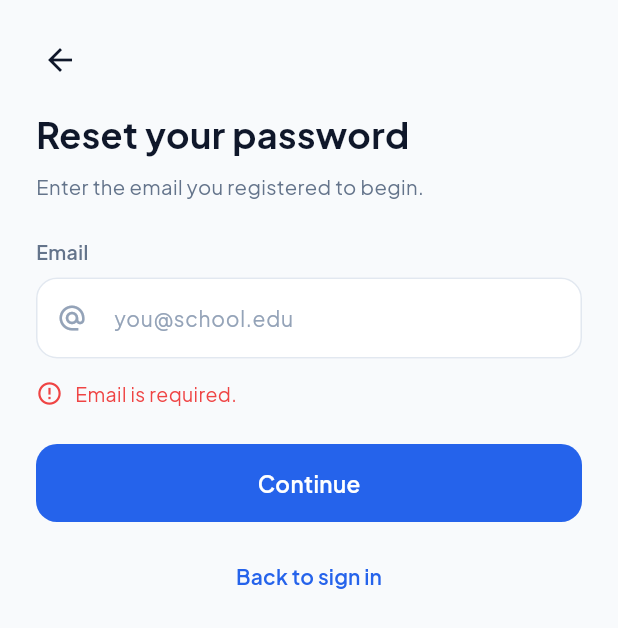
After one commit to Modern-Cipher/it_studymate, a Flutter app: the ForgotPasswordScreen screen opened by its route, after a tap on the "arrow back" icon, after a tap on "Forgot password?", after a tap on "Continue", on a phone screen of 412 x 824 dp. The commit adds this screen. Shown: the top 628 px of the screen. Run offline on Flutter 3.47's test engine with Material 3 defaults, Android fonts, the phone set to English and light mode, and no system bars; our stand-ins replace go_router, google_fonts, material_ui, shared_preferences, sqflite; accounts and stored records are empty.

Commit message:
Add offline forgot password via recovery code

```diff
--- a/lib/router.dart
+++ b/lib/router.dart
@@ -1,6 +1,7 @@
 import 'package:go_router/go_router.dart';
 import 'package:material_ui/material_ui.dart';
 
+import 'screens/auth/forgot_password_screen.dart';
 import 'screens/auth/login_screen.dart';
 import 'screens/auth/register_screen.dart';
 import 'screens/home_shell.dart';
@@ -19,6 +20,11 @@ final GoRouter appRouter = GoRouter(
       builder: (BuildContext context, GoRouterState state) => const LoginScreen(),
     ),
     GoRoute(
+      path: '/forgot',
+      builder: (BuildContext context, GoRouterState state) =>
+          const ForgotPasswordScreen(),
+    ),
+    GoRoute(
       path: '/register',
       builder: (BuildContext context, GoRouterState state) =>
           const RegisterScreen(),
--- /dev/null
+++ b/lib/screens/auth/forgot_password_screen.dart
@@ -0,0 +1,268 @@
+import 'package:go_router/go_router.dart';
+import 'package:material_ui/material_ui.dart';
+import 'package:provider/provider.dart';
+
+import '../../state/auth_provider.dart';
+import '../../theme/app_colors.dart';
+import '../../widgets/app_button.dart';
+import '../../widgets/app_text_field.dart';
+
+class ForgotPasswordScreen extends StatefulWidget {
+  const ForgotPasswordScreen({super.key});
+
+  @override
+  State<ForgotPasswordScreen> createState() => _ForgotPasswordScreenState();
+}
+
+class _ForgotPasswordScreenState extends State<ForgotPasswordScreen> {
+  final TextEditingController _email = TextEditingController();
+  final TextEditingController _code = TextEditingController();
+  final TextEditingController _firstName = TextEditingController();
+  final TextEditingController _lastName = TextEditingController();
+  final TextEditingController _section = TextEditingController();
+  final TextEditingController _password = TextEditingController();
+  final TextEditingController _confirm = TextEditingController();
+
+  int _step = 0;
+  String? _error;
+
+  @override
+  void dispose() {
+    _email.dispose();
+    _code.dispose();
+    _firstName.dispose();
+    _lastName.dispose();
+    _section.dispose();
+    _password.dispose();
+    _confirm.dispose();
+    super.dispose();
+  }
+
+  Future<void> _next() async {
+    final AuthProvider auth = context.read<AuthProvider>();
+    setState(() => _error = null);
+    if (_step == 0) {
+      final String? failure = await auth.startReset(_email.text);
+      if (!mounted) return;
+      if (failure != null) {
+        setState(() => _error = failure);
+        return;
+      }
+      setState(() => _step = 1);
+      return;
+    }
+    if (_step == 1) {
+      final String? failure = auth.resetRequiresCode
+          ? await auth.verifyResetCode(_code.text)
+          : await auth.verifyResetIdentity(
+              firstName: _firstName.text,
+              lastName: _lastName.text,
+              section: _section.text,
+            );
+      if (!mounted) return;
+      if (failure != null) {
+        setState(() => _error = failure);
+        return;
+      }
+      setState(() => _step = 2);
+      return;
+    }
+    final String? failure = await auth.resetPassword(
+      password: _password.text,
+      confirmPassword: _confirm.text,
+    );
+    if (!mounted) return;
+    if (failure != null) {
+      setState(() => _error = failure);
+      return;
+    }
+    ScaffoldMessenger.of(context).showSnackBar(
+      const SnackBar(content: Text('Password updated. You can sign in now.')),
+    );
+    context.go('/login');
+  }
+
+  void _back() {
+    if (_step == 0) {
+      context.go('/login');
+      return;
+    }
+    setState(() {
+      _step = _step - 1;
+      _error = null;
+    });
+  }
+
+  String get _heading {
+    switch (_step) {
+      case 1:
+        return context.read<AuthProvider>().resetRequiresCode
+            ? 'Enter your recovery code'
+            : 'Confirm your details';
+      case 2:
+        return 'Set a new password';
+      default:
+        return 'Reset your password';
+    }
+  }
+
+  String get _subtitle {
+    switch (_step) {
+      case 1:
+        return context.read<AuthProvider>().resetRequiresCode
+            ? 'Use the 8-character code shown when you created your account.'
+            : 'This account has no recovery code. Confirm the details you registered.';
+      case 2:
+        return 'Choose a password that meets all five requirements.';
+      default:
+        return 'Enter the email you registered to begin.';
+    }
+  }
+
+  @override
+  Widget build(BuildContext context) {
+    final AuthProvider auth = context.watch<AuthProvider>();
+    return Scaffold(
+      backgroundColor: AppColors.bg,
+      body: SafeArea(
+        child: SingleChildScrollView(
+          padding: const EdgeInsets.fromLTRB(24, 16, 24, 36),
+          child: Column(
+            crossAxisAlignment: CrossAxisAlignment.start,
+            children: <Widget>[
+              IconButton(
+                onPressed: _back,
+                padding: EdgeInsets.zero,
+                alignment: Alignment.centerLeft,
+                icon: const Icon(Icons.arrow_back, color: AppColors.textPrimary),
+              ),
+              const SizedBox(height: 8),
+              Text(
+                _heading,
+                style: const TextStyle(
+                  fontSize: 24,
+                  fontWeight: FontWeight.w700,
+                  color: AppColors.textPrimary,
+                ),
+              ),
+              const SizedBox(height: 8),
+              Text(
+                _subtitle,
+                style: const TextStyle(
+                  fontSize: 13.5,
+                  height: 1.5,
+                  color: AppColors.textSecondary,
+                ),
+              ),
+              const SizedBox(height: 24),
+              if (_step == 0)
+                AppTextField(
+                  label: 'Email',
+                  controller: _email,
+                  hint: 'you@school.edu',
+                  keyboardType: TextInputType.emailAddress,
+                  prefixIcon: Icons.alternate_email,
+                  textInputAction: TextInputAction.done,
+                  onFieldSubmitted: (String value) => _next(),
+                ),
+              if (_step == 1 && auth.resetRequiresCode)
+                AppTextField(
+                  label: 'Recovery code',
+                  controller: _code,
+                  hint: 'XXXX-XXXX',
+                  prefixIcon: Icons.key_outlined,
+                  textInputAction: TextInputAction.done,
+                  onFieldSubmitted: (String value) => _next(),
+                ),
+              if (_step == 1 && !auth.resetRequiresCode) ...<Widget>[
+                AppTextField(
+                  label: 'First name',
+                  controller: _firstName,
+                  hint: 'Juan',
+                  prefixIcon: Icons.person_outline,
+                  textInputAction: TextInputAction.next,
+                ),
+                const SizedBox(height: 16),
+                AppTextField(
+                  label: 'Last name',
+                  controller: _lastName,
+                  hint: 'Dela Cruz',
+                  prefixIcon: Icons.person_outline,
+                  textInputAction: TextInputAction.next,
+                ),
+                const SizedBox(height: 16),
+                AppTextField(
+                  label: 'Section',
+                  controller: _section,
+                  hint: 'IT-3A',
+                  prefixIcon: Icons.groups_outlined,
+                  textInputAction: TextInputAction.done,
+                  onFieldSubmitted: (String value) => _next(),
+                ),
+              ],
+              if (_step == 2) ...<Widget>[
+                AppTextField(
+                  label: 'New password',
+                  controller: _password,
+                  hint: 'At least 8 characters',
+                  obscure: true,
+                  prefixIcon: Icons.lock_outline,
+                  textInputAction: TextInputAction.next,
+                  onChanged: (String value) => setState(() {}),
+                ),
+                const SizedBox(height: 16),
+                AppTextField(
+                  label: 'Confirm new password',
+                  controller: _confirm,
+                  hint: 'Re-type your password',
+                  obscure: true,
+                  prefixIcon: Icons.lock_reset,
+                  textInputAction: TextInputAction.done,
+                  onFieldSubmitted: (String value) => _next(),
+                ),
+              ],
+              if (_error != null) ...<Widget>[
+                const SizedBox(height: 14),
+                Row(
+                  children: <Widget>[
+                    const Icon(
+                      Icons.error_outline,
+                      size: 18,
+                      color: AppColors.danger,
+                    ),
+                    const SizedBox(width: 8),
+                    Expanded(
+                      child: Text(
+                        _error!,
+                        style: const TextStyle(
+                          fontSize: 13,
+                          color: AppColors.danger,
+                        ),
+                      ),
+                    ),
+                  ],
+                ),
+              ],
+              const SizedBox(height: 24),
+              AppButton(
+                label: _step == 2 ? 'Update password' : 'Continue',
+                onPressed: _next,
+                loading: auth.busy,
+              ),
+              const SizedBox(height: 12),
+              Center(
+                child: TextButton(
+                  onPressed: () => context.go('/login'),
+                  style: TextButton.styleFrom(
+                    foregroundColor: AppColors.primary,
+                  ),
+                  child: const Text('Back to sign in'),
+                ),
+              ),
+            ],
+          ),
+        ),
+      ),
+    );
+  }
+}
--- a/lib/screens/auth/login_screen.dart
+++ b/lib/screens/auth/login_screen.dart
@@ -107,8 +107,24 @@ class _LoginScreenState extends State<LoginScreen> {
                     return null;
                   },
                 ),
+                Align(
+                  alignment: Alignment.centerRight,
+                  child: TextButton(
+                    onPressed: () => context.go('/forgot'),
+                    style: TextButton.styleFrom(
+                      foregroundColor: AppColors.primary,
+                      padding: EdgeInsets.zero,
+                      minimumSize: const Size(0, 36),
+                      tapTargetSize: MaterialTapTargetSize.shrinkWrap,
+                    ),
+                    child: const Text(
+                      'Forgot password?',
+                      style: TextStyle(fontSize: 13, fontWeight: FontWeight.w600),
+                    ),
+                  ),
+                ),
                 if (_error != null) ...<Widget>[
-                  const SizedBox(height: 14),
+                  const SizedBox(height: 4),
                   Row(
                     children: <Widget>[
                       const Icon(
@@ -129,7 +145,7 @@ class _LoginScreenState extends State<LoginScreen> {
                     ],
                   ),
                 ],
-                const SizedBox(height: 24),
+                const SizedBox(height: 20),
                 AppButton(label: 'Sign in', onPressed: _submit, loading: busy),
                 const SizedBox(height: 20),
                 Row(
--- a/lib/services/database_service.dart
+++ b/lib/services/database_service.dart
@@ -8,6 +8,7 @@ import '../models/app_user.dart';
 import '../models/subject.dart';
 import '../models/task.dart';
 import '../utils/app_format.dart';
+import '../utils/recovery_code.dart';
 
 class AuthFailure implements Exception {
   const AuthFailure(this.message);
@@ -24,7 +25,7 @@ class DatabaseService {
   static final DatabaseService instance = DatabaseService._internal();
 
   static const String _dbName = 'it_studymate.db';
-  static const int _dbVersion = 2;
+  static const int _dbVersion = 3;
 
   Database? _database;
 
@@ -36,8 +37,8 @@ class DatabaseService {
     return opened;
   }
 
-  String _hash(String password, String salt) =>
-      sha256.convert(utf8.encode('$salt::$password')).toString();
+  String _hash(String value, String salt) =>
+      sha256.convert(utf8.encode('$salt::$value')).toString();
 
   int _asInt(Object? value) {
     if (value == null) return 0;
@@ -59,11 +60,22 @@ class DatabaseService {
         await _createSchema(db);
       },
       onUpgrade: (Database db, int oldVersion, int newVersion) async {
-        await db.execute('DROP TABLE IF EXISTS sessions');
-        await db.execute('DROP TABLE IF EXISTS tasks');
-        await db.execute('DROP TABLE IF EXISTS subjects');
-        await db.execute('DROP TABLE IF EXISTS users');
-        await _createSchema(db);
+        if (oldVersion < 2) {
+          await db.execute('DROP TABLE IF EXISTS sessions');
+          await db.execute('DROP TABLE IF EXISTS tasks');
+          await db.execute('DROP TABLE IF EXISTS subjects');
+          await db.execute('DROP TABLE IF EXISTS users');
+          await _createSchema(db);
+          return;
+        }
+        if (oldVersion < 3) {
+          await db.execute(
+            "ALTER TABLE users ADD COLUMN recovery_hash TEXT NOT NULL DEFAULT ''",
+          );
+          await db.execute(
+            "ALTER TABLE users ADD COLUMN recovery_salt TEXT NOT NULL DEFAULT ''",
+          );
+        }
       },
     );
   }
@@ -77,6 +89,8 @@ class DatabaseService {
         email TEXT NOT NULL UNIQUE,
         password_hash TEXT NOT NULL,
         salt TEXT NOT NULL,
+        recovery_hash TEXT NOT NULL DEFAULT '',
+        recovery_salt TEXT NOT NULL DEFAULT '',
         course TEXT NOT NULL,
         year_level INTEGER NOT NULL,
         section TEXT NOT NULL,
@@ -138,8 +152,9 @@ class DatabaseService {
     );
     if (rows.isEmpty) return null;
     final Map<String, Object?> row = rows.first;
-    final String salt = row['salt'] as String;
-    if (_hash(password, salt) != row['password_hash']) return null;
+    if (_hash(password, row['salt'] as String) != row['password_hash']) {
+      return null;
+    }
     return AppUser.fromMap(row);
   }
 
@@ -160,6 +175,7 @@ class DatabaseService {
     required String lastName,
     required String email,
     required String password,
+    required String recoveryCode,
     required String course,
     required int yearLevel,
     required String section,
@@ -176,12 +192,16 @@ class DatabaseService {
       throw const AuthFailure('This email is already registered.');
     }
     final String salt = DateTime.now().microsecondsSinceEpoch.toString();
+    final String recoverySalt =
+        '${DateTime.now().microsecondsSinceEpoch}rc';
     final int id = await db.insert('users', <String, Object?>{
       'first_name': firstName.trim(),
       'last_name': lastName.trim(),
       'email': normalized,
       'password_hash': _hash(password, salt),
       'salt': salt,
+      'recovery_hash': _hash(RecoveryCode.normalize(recoveryCode), recoverySalt),
+      'recovery_salt': recoverySalt,
       'course': course.trim(),
       'year_level': yearLevel,
       'section': section.trim(),
@@ -196,6 +216,84 @@ class DatabaseService {
       yearLevel: yearLevel,
       section: section.trim(),
     );
+  }
+
+  Future<bool> accountExists(String email) async {
+    final Database db = await database;
+    final List<Map<String, Object?>> rows = await db.query(
+      'users',
+      columns: <String>['id'],
+      where: 'LOWER(email) = ?',
+      whereArgs: <Object?>[email.trim().toLowerCase()],
+      limit: 1,
+    );
+    return rows.isNotEmpty;
+  }
+
+  Future<bool> hasRecoveryCode(String email) async {
+    final Database db = await database;
+    final List<Map<String, Object?>> rows = await db.query(
+      'users',
+      columns: <String>['recovery_hash'],
+      where: 'LOWER(email) = ?',
+      whereArgs: <Object?>[email.trim().toLowerCase()],
+      limit: 1,
+    );
+    if (rows.isEmpty) return false;
+    final String hash = (rows.first['recovery_hash'] as String?) ?? '';
+    return hash.isNotEmpty;
+  }
+
+  Future<bool> verifyRecoveryCode(String email, String code) async {
+    final Database db = await database;
+    final List<Map<String, Object?>> rows = await db.query(
+      'users',
+      columns: <String>['recovery_hash', 'recovery_salt'],
+      where: 'LOWER(email) = ?',
+      whereArgs: <Object?>[email.trim().toLowerCase()],
+      limit: 1,
+    );
+    if (rows.isEmpty) return false;
+    final String hash = (rows.first['recovery_hash'] as String?) ?? '';
+    final String salt = (rows.first['recovery_salt'] as String?) ?? '';
+    if (hash.isEmpty || salt.isEmpty) return false;
+    return _hash(RecoveryCode.normalize(code), salt) == hash;
+  }
+
+  Future<bool> verifyLegacyIdentity({
+    required String email,
+    required String firstName,
+    required String lastName,
+    required String section,
+  }) async {
+    final Database db = await database;
+    final List<Map<String, Object?>> rows = await db.query(
+      'users',
+      columns: <String>['first_name', 'last_name', 'section'],
+      where: 'LOWER(email) = ?',
+      whereArgs: <Object?>[email.trim().toLowerCase()],
+      limit: 1,
+    );
+    if (rows.isEmpty) return false;
+    final Map<String, Object?> row = rows.first;
+    return (row['first_name'] as String).trim().toLowerCase() ==
+            firstName.trim().toLowerCase() &&
+        (row['last_name'] as String).trim().toLowerCase() ==
+            lastName.trim().toLowerCase() &&
+        (row['section'] as String).trim().toLowerCase() ==
+            section.trim().toLowerCase();
+  }
+
+  Future<bool> updatePassword(String email, String newPassword) async {
+    final Database db = await database;
+    final String salt = DateTime.now().microsecondsSinceEpoch.toString();
+    final int updated = await db.update(
+      'users',
+      <String, Object?>{'password_hash': _hash(newPassword, salt), 'salt': salt},
+      where: 'LOWER(email) = ?',
+      whereArgs: <Object?>[email.trim().toLowerCase()],
+    );
+    return updated > 0;
   }
 
   Future<List<Subject>> subjectsFor(int userId) async {
--- a/lib/state/auth_provider.dart
+++ b/lib/state/auth_provider.dart
@@ -3,7 +3,15 @@ import 'package:flutter/foundation.dart';
 import '../models/app_user.dart';
 import '../services/auth_service.dart';
 import '../services/database_service.dart';
+import '../utils/recovery_code.dart';
 import '../utils/validators.dart';
+
+class ResetTarget {
+  const ResetTarget({required this.email, required this.hasCode});
+
+  final String email;
+  final bool hasCode;
+}
 
 class AuthProvider extends ChangeNotifier {
   AuthProvider({DatabaseService? database, AuthService? session})
@@ -16,11 +24,16 @@ class AuthProvider extends ChangeNotifier {
   AppUser? _user;
   bool _booting = true;
   bool _busy = false;
+  String? _lastRecoveryCode;
+  ResetTarget? _resetTarget;
 
   AppUser? get user => _user;
   bool get booting => _booting;
   bool get busy => _busy;
   bool get isAuthenticated => _user != null;
+  String? get lastRecoveryCode => _lastRecoveryCode;
+  bool get resetRequiresCode => _resetTarget?.hasCode ?? true;
+  String? get resetEmail => _resetTarget?.email;
 
   Future<void> bootstrap() async {
     final int? id = await _session.readSession();
@@ -76,16 +89,19 @@ class AuthProvider extends ChangeNotifier {
     _busy = true;
     notifyListeners();
     try {
+      final String recoveryCode = RecoveryCode.generate();
       final AppUser user = await _database.createUser(
         firstName: firstName.trim(),
         lastName: lastName.trim(),
         email: email.trim(),
         password: password,
+        recoveryCode: recoveryCode,
         course: course.trim(),
         yearLevel: yearLevel,
         section: section.trim(),
       );
       _user = user;
+      _lastRecoveryCode = recoveryCode;
       await _session.saveSession(user.id);
       return null;
     } on AuthFailure catch (failure) {
@@ -98,8 +114,103 @@ class AuthProvider extends ChangeNotifier {
     }
   }
 
+  Future<String?> startReset(String email) async {
+    final String? emailError = Validators.emailError(email);
+    if (emailError != null) return emailError;
+    _busy = true;
+    notifyListeners();
+    try {
+      final String normalized = email.trim().toLowerCase();
+      final bool exists = await _database.accountExists(normalized);
+      if (!exists) return 'No account is registered with this email.';
+      final bool hasCode = await _database.hasRecoveryCode(normalized);
+      _resetTarget = ResetTarget(email: normalized, hasCode: hasCode);
+      return null;
+    } catch (_) {
+      return 'Could not read the local database.';
+    } finally {
+      _busy = false;
+      notifyListeners();
+    }
+  }
+
+  Future<String?> verifyResetCode(String code) async {
+    final ResetTarget? target = _resetTarget;
+    if (target == null) return 'Start again from the email step.';
+    if (!RecoveryCode.isWellFormed(code)) {
+      return 'Enter the 8-character recovery code.';
+    }
+    _busy = true;
+    notifyListeners();
+    try {
+      final bool ok = await _database.verifyRecoveryCode(target.email, code);
+      return ok ? null : 'That recovery code does not match.';
+    } catch (_) {
+      return 'Could not verify the code.';
+    } finally {
+      _busy = false;
+      notifyListeners();
+    }
+  }
+
+  Future<String?> verifyResetIdentity({
+    required String firstName,
+    required String lastName,
+    required String section,
+  }) async {
+    final ResetTarget? target = _resetTarget;
+    if (target == null) return 'Start again from the email step.';
+    if (firstName.trim().isEmpty ||
+        lastName.trim().isEmpty ||
+        section.trim().isEmpty) {
+      return 'Complete all three fields.';
+    }
+    _busy = true;
+    notifyListeners();
+    try {
+      final bool ok = await _database.verifyLegacyIdentity(
+        email: target.email,
+        firstName: firstName,
+        lastName: lastName,
+        section: section,
+      );
+      return ok ? null : 'Those details do not match this account.';
+    } catch (_) {
+      return 'Could not verify the details.';
+    } finally {
+      _busy = false;
+      notifyListeners();
+    }
+  }
+
+  Future<String?> resetPassword({
+    required String password,
+    required String confirmPassword,
+  }) async {
+    final ResetTarget? target = _resetTarget;
+    if (target == null) return 'Start again from the email step.';
+    final String? policy = Validators.passwordError(password);
+    if (policy != null) return policy;
+    if (password != confirmPassword) return 'Passwords do not match.';
+    _busy = true;
+    notifyListeners();
+    try {
+      final bool updated = await _database.updatePassword(target.email, password);
+      if (!updated) return 'Password could not be updated.';
+      _resetTarget = null;
+      return null;
+    } catch (_) {
+      return 'Password could not be updated.';
+    } finally {
+      _busy = false;
+      notifyListeners();
+    }
+  }
+
   Future<void> logout() async {
     _user = null;
+    _lastRecoveryCode = null;
+    _resetTarget = null;
     await _session.clearSession();
     notifyListeners();
   }
--- /dev/null
+++ b/lib/utils/recovery_code.dart
@@ -0,0 +1,19 @@
+import 'dart:math';
+
+class RecoveryCode {
+  static const String _alphabet = 'ABCDEFGHJKLMNPQRSTUVWXYZ23456789';
+
+  static String generate() {
+    final Random random = Random.secure();
+    final List<String> chars = List<String>.generate(
+      8,
+      (int index) => _alphabet[random.nextInt(_alphabet.length)],
+    );
+    return '${chars.sublist(0, 4).join()}-${chars.sublist(4).join()}';
+  }
+
+  static String normalize(String value) =>
+      value.replaceAll(RegExp(r'[^A-Za-z0-9]'), '').toUpperCase();
+
+  static bool isWellFormed(String value) => normalize(value).length == 8;
+}
```
Also changed, not shown: lib/screens/auth/register_screen.dart (+55 -0 lines).
